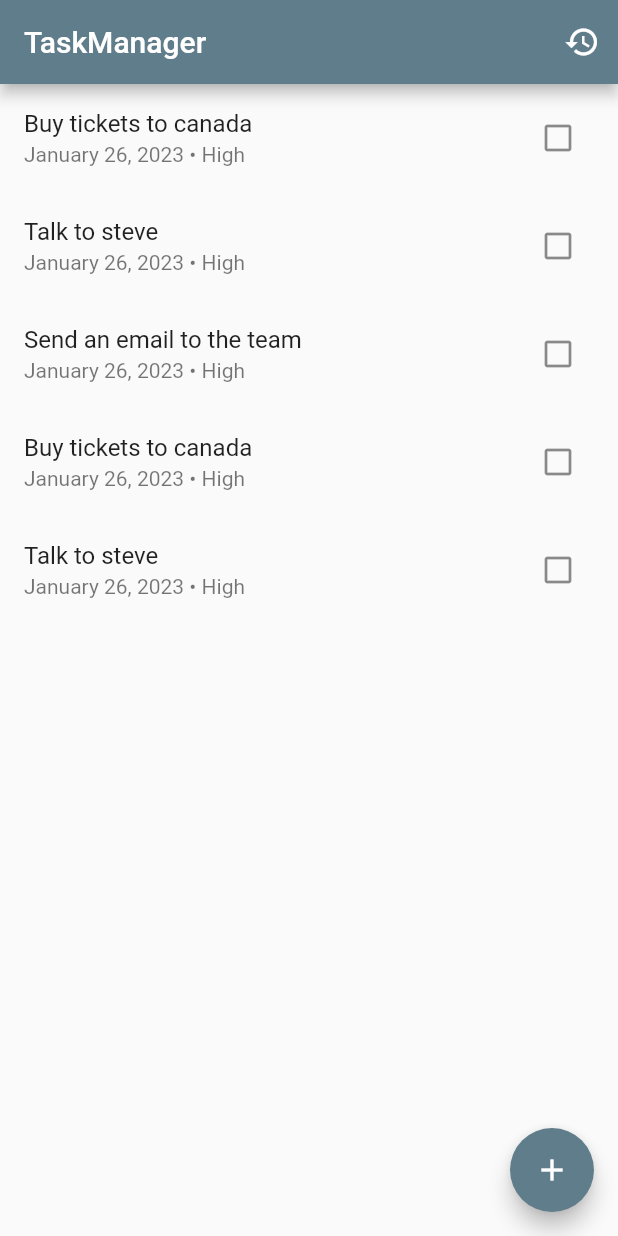
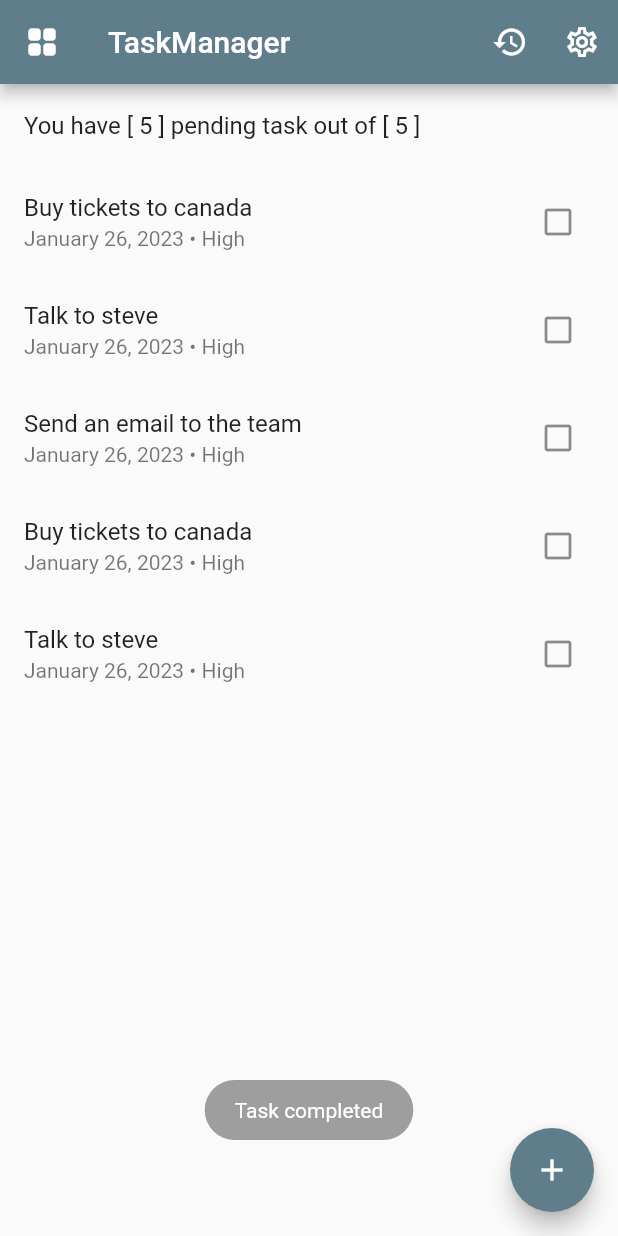
Before and after one commit to Sparsh-singhal/task_manager_app, a Flutter app: the screen it shows after launch, after a tap on the "check box outline blank" icon, on a phone screen of 412 x 824 dp. Run offline on Flutter 3.47's test engine with Material 2 defaults, Android fonts, the phone set to English and light mode, and no system bars; our stand-ins replace fluttertoast, go_router.

```diff
--- a/lib/homepage.dart
+++ b/lib/homepage.dart
@@ -1,4 +1,5 @@
 import 'package:flutter/material.dart';
+import 'package:fluttertoast/fluttertoast.dart';
 import 'package:go_router/go_router.dart';
 import 'package:intl/intl.dart';
 import 'package:task_manager_app/data/completed_tasks.dart';
@@ -38,8 +39,18 @@ class _MyHomePageState extends State<MyHomePage> {
               Text(pendingTasks[index].priority),
             ],
           ),
+          onTap: (() {
+            print(index);
+            GoRouter.of(context).go('/update/$index');
+          }),
           trailing: IconButton(
-            onPressed: () => _remove.call(pendingTasks[index]),
+            onPressed: () {
+              Fluttertoast.showToast(
+                msg: "Task completed",
+                backgroundColor: Colors.grey,
+              );
+              _remove(pendingTasks[index]);
+            },
             icon: const Icon(Icons.check_box_outline_blank),
           ),
         );
@@ -51,16 +62,29 @@ class _MyHomePageState extends State<MyHomePage> {
   Widget build(BuildContext context) {
     return Scaffold(
       appBar: AppBar(
+        leading: const Icon(Icons.grid_view_rounded),
         title: const Text('TaskManager'),
         actions: <Widget>[
           IconButton(
-              onPressed: (() => GoRouter.of(context).go('/history')),
-              icon: const Icon(Icons.history)),
+            onPressed: (() => GoRouter.of(context).go('/history')),
+            icon: const Icon(Icons.history),
+          ),
+          IconButton(
+              onPressed: ((() =>
+                  print('Settings have been clicked on homepage!'))),
+              icon: const Icon(Icons.settings_outlined))
         ],
       ),
-      body: _buildList(),
-      // Text(
-      //     "You have [ ${pendingTasks.length} ] pending task out of [ ${pendingTasks.length} ]"),
+      body: Column(
+        children: <Widget>[
+          ListTile(
+            title: Text(
+              "You have [ ${pendingTasks.length} ] pending task out of [ ${pendingTasks.length} ]",
+            ),
+          ),
+          Expanded(child: _buildList()),
+        ],
+      ),
       floatingActionButton: FloatingActionButton(
         onPressed: (() => GoRouter.of(context).go('/add')),
         tooltip: 'Increment',
--- a/lib/models/task.dart
+++ b/lib/models/task.dart
@@ -1,11 +1,11 @@
 class Task {
   String title;
-  final date;
+  DateTime date;
   String priority;
 
   Task({
     this.title = "Please enter the title",
-    this.date,
+    required this.date,
     this.priority = "high",
   });
 }
--- a/lib/router.dart
+++ b/lib/router.dart
@@ -1,4 +1,6 @@
 import 'package:go_router/go_router.dart';
+
+// pages
 import 'package:task_manager_app/history.dart';
 import 'package:task_manager_app/homepage.dart';
 import 'package:task_manager_app/add_task.dart';
@@ -10,8 +12,11 @@ GoRouter router = GoRouter(routes: [
     builder: (context, state) => const AddTask(),
   ),
   GoRoute(
-    path: '/update',
-    builder: (context, state) => const UpdateTask(),
+    path: '/update/:id',
+    name: 'update',
+    builder: (context, state) => UpdateTask(
+      id: state.params['id']!,
+    ),
   ),
   GoRoute(
     path: '/history',
```
Also changed, not shown: lib/history.dart (+10 -1 lines), lib/homepage/search_bar.dart (deleted, +0 -9 lines), lib/update_task.dart (+103 -4 lines).
